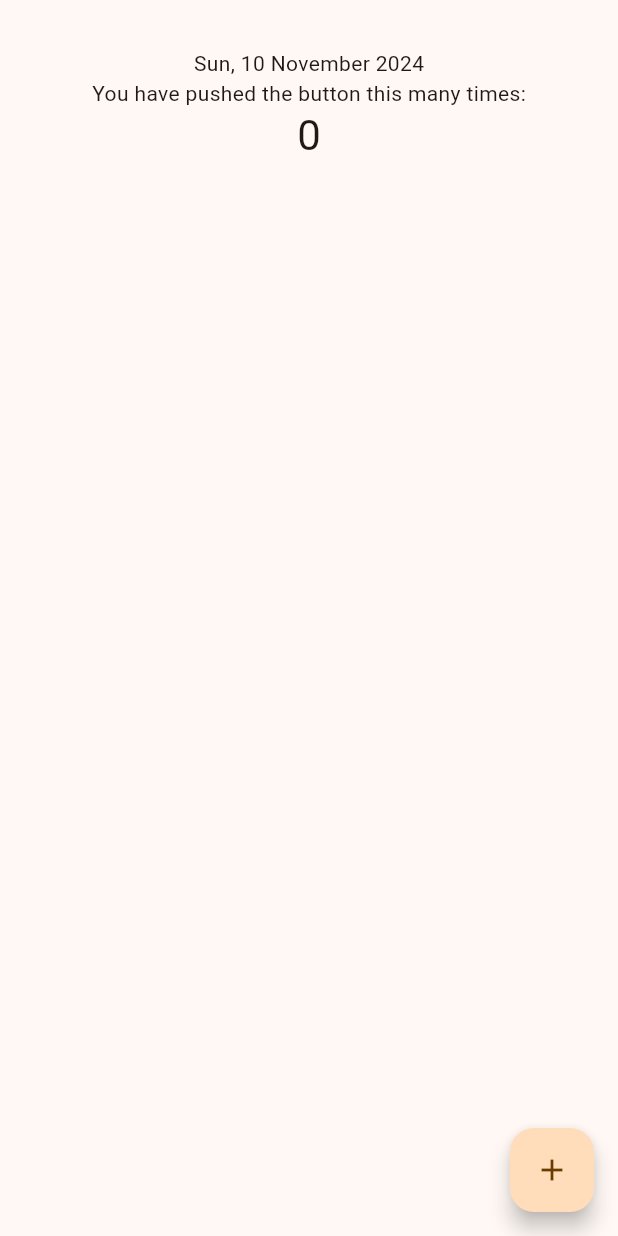
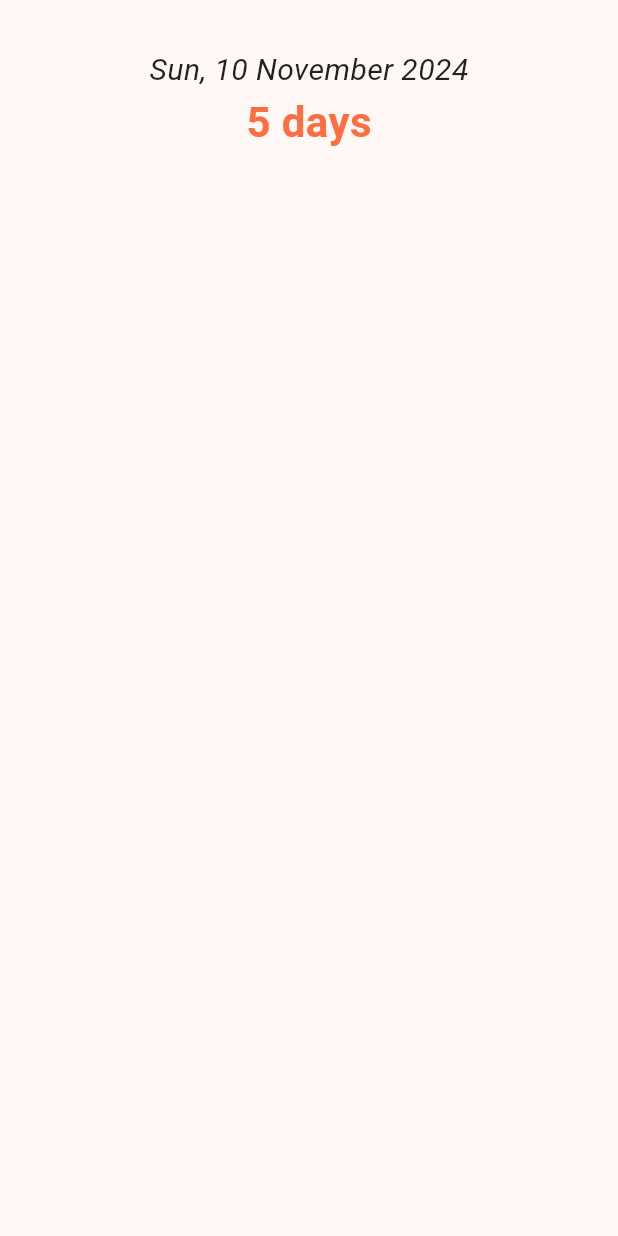
Before and after one commit to AnthonyMde/Kaizen, a Flutter app: the screen it shows after launch, on a phone screen of 412 x 824 dp. Run offline on Flutter 3.47's test engine with Material 3 defaults, Android fonts, the phone set to English and light mode, and no system bars; our stand-ins replace flutter_riverpod.

Commit message:
Add current date + number of past days.

```diff
--- a/lib/domain/date_service.dart
+++ b/lib/domain/date_service.dart
@@ -1,3 +1,4 @@
 abstract class DateService {
   DateTime getCurrentUTCDate();
+  int getPastChallengeDays();
 }
--- a/lib/providers/counter_provider.dart
+++ /dev/null
@@ -1,13 +0,0 @@
-import 'package:flutter_riverpod/flutter_riverpod.dart';
-
-class CounterNotifier extends StateNotifier<int> {
-    CounterNotifier(): super(0);
-
-    void increment() {
-      state++;
-    }
-}
-
-final counterProvider = StateNotifierProvider<CounterNotifier, int>((ref) {
-  return CounterNotifier();
-});
--- a/lib/screens/home_page.dart
+++ b/lib/screens/home_page.dart
@@ -1,4 +1,3 @@
-import 'package:challenge_365d/providers/counter_provider.dart';
 import 'package:challenge_365d/providers/date_provider.dart';
 import 'package:flutter/material.dart';
 import 'package:flutter_riverpod/flutter_riverpod.dart';
@@ -11,44 +10,41 @@ class HomePage extends ConsumerWidget {
 
   @override
   Widget build(BuildContext context, WidgetRef ref) {
-    final counter = ref.watch(counterProvider);
     final dateService = ref.watch(dateServiceProvider);
 
     final now = dateService.getCurrentUTCDate();
     final formattedDate = DateFormat("EEE, dd MMMM yyyy", "en_US").format(now);
+    final pastDays = dateService.getPastChallengeDays();
 
     return Scaffold(
       body: SafeArea(
         child: Padding(
           padding: const EdgeInsets.only(
-            left: 16.0,
-            top: 16.0,
-            right: 16.0,
-            bottom: 16.0
-          ),
+              left: 16.0, top: 16.0, right: 16.0, bottom: 16.0),
           child: Center(
             child: Column(
               mainAxisAlignment: MainAxisAlignment.start,
               children: <Widget>[
                 const SizedBox(height: 16.0),
-                Text(formattedDate),
-                const Text(
-                  'You have pushed the button this many times:',
+                Text(
+                  formattedDate,
+                  style: const TextStyle(
+                      fontSize: 20,
+                      fontStyle: FontStyle.italic,
+                      color: Colors.black87),
                 ),
                 Text(
-                  '$counter',
-                  style: Theme.of(context).textTheme.headlineMedium,
+                  "${pastDays.toString()} days",
+                  style: const TextStyle(
+                      fontSize: 28,
+                      fontWeight: FontWeight.bold,
+                      color: Colors.deepOrangeAccent),
                 ),
               ],
             ),
           ),
         ),
       ),
-      floatingActionButton: FloatingActionButton(
-        onPressed: () => ref.read(counterProvider.notifier).increment(),
-        tooltip: 'Increment',
-        child: const Icon(Icons.add),
-      ), // This trailing comma makes auto-formatting nicer for build methods.
     );
   }
 }
```
Also changed, not shown: lib/data/date_service_impl.dart (+7 -0 lines).
